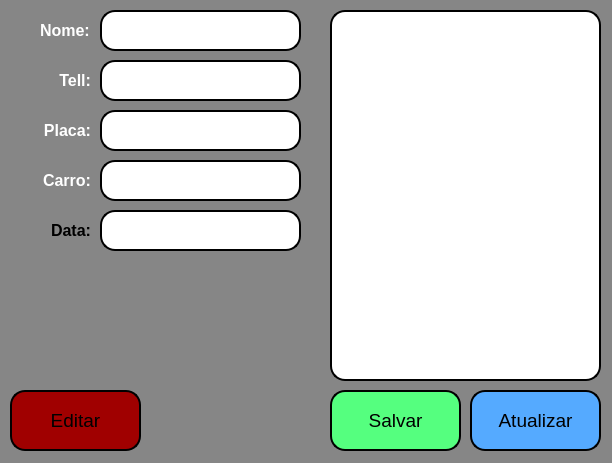
This is pesquisar.ui in AlexandreSilvestrin/cadastroOficina as Qt 5 draws it before an edit. The edited form follows.
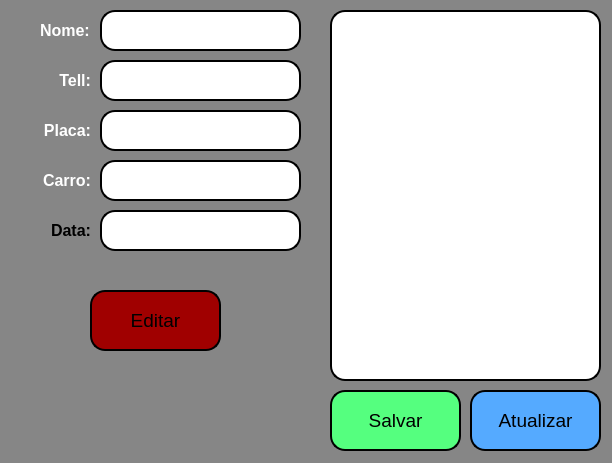
This is the edited form.

```diff
--- a/pesquisar.ui
+++ b/pesquisar.ui
@@ -347,8 +347,8 @@
    <widget class="QPushButton" name="btneditarP">
     <property name="geometry">
      <rect>
-      <x>10</x>
-      <y>390</y>
+      <x>90</x>
+      <y>290</y>
       <width>131</width>
       <height>61</height>
      </rect>
```
